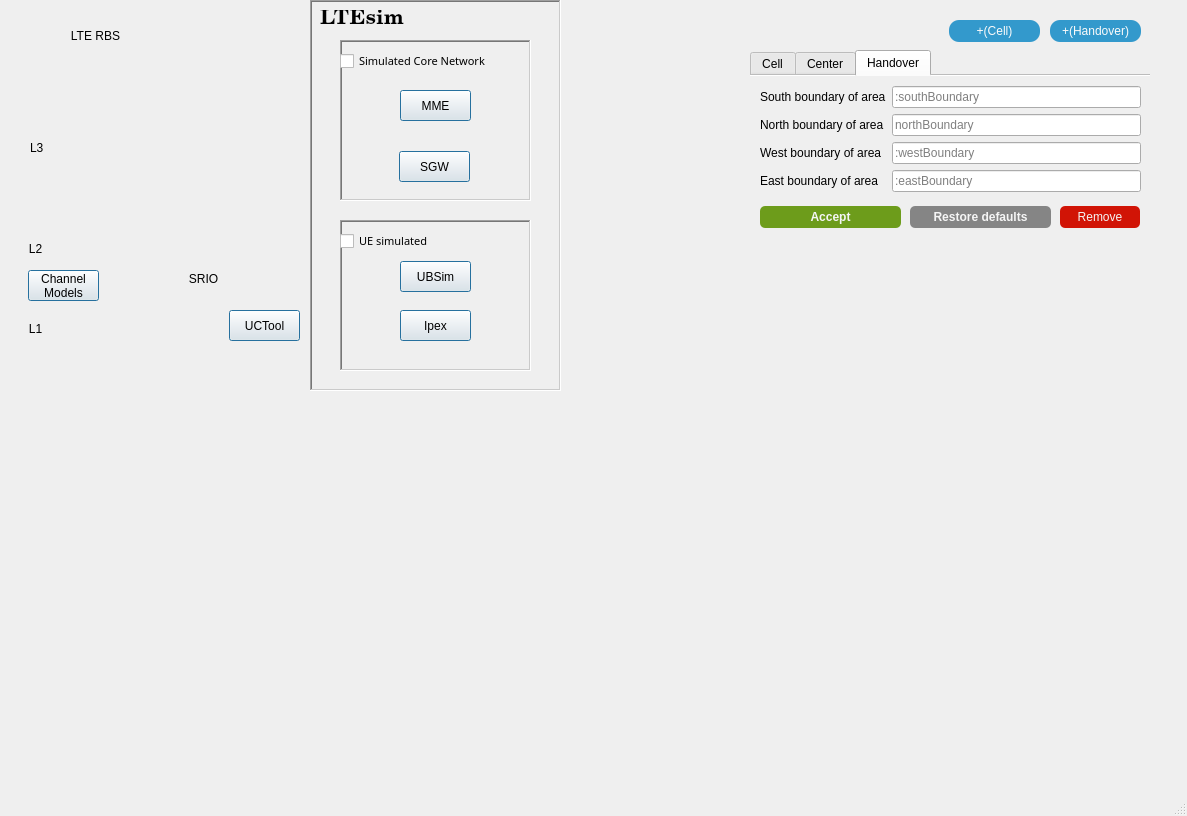
Qt form LTEsimGeneratorGUI/Ui/Windows/newmapwindow.ui (moniss23/junit4) before a commit.
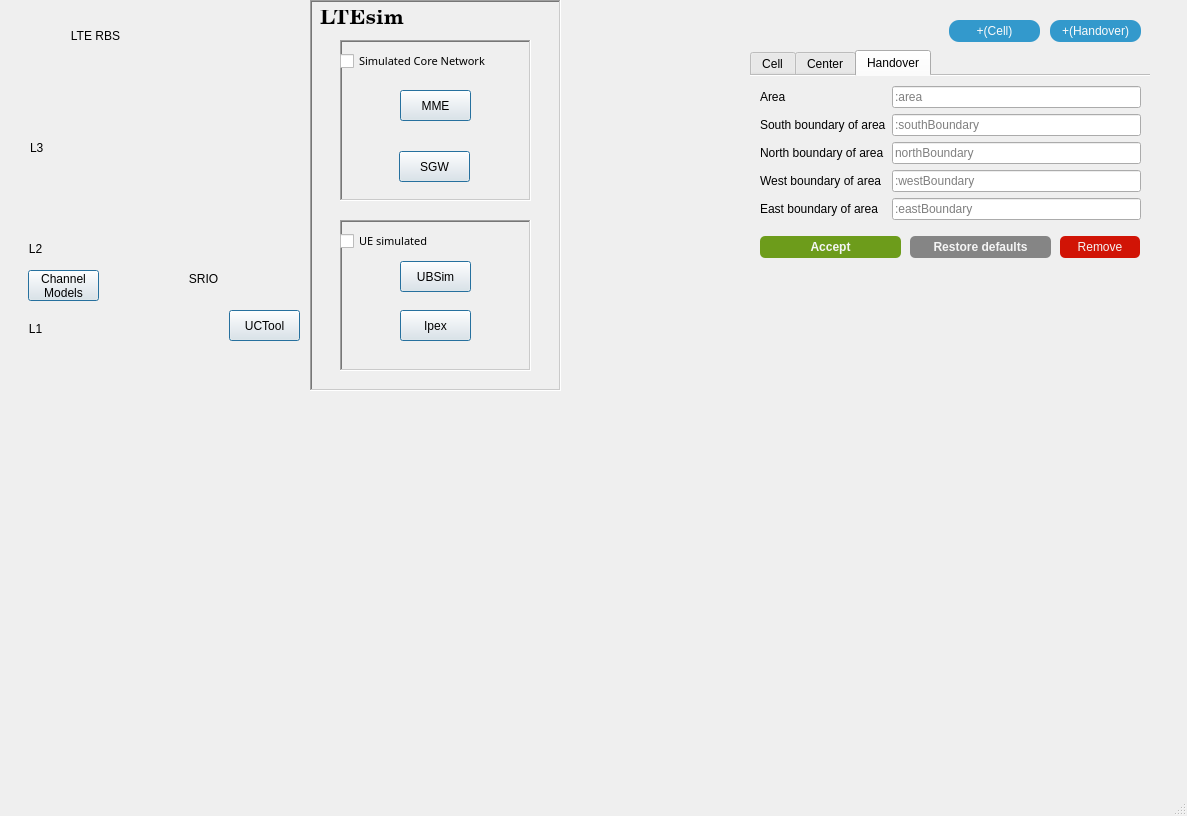
The same form after that commit. The open tabs and pages were chosen to show the change. Icons and pictures are not drawn.

Commit message: Added feature: adding handover representations widgets to the map

```diff
--- a/LTEsimGeneratorGUI/Ui/Windows/newmapwindow.ui
+++ b/LTEsimGeneratorGUI/Ui/Windows/newmapwindow.ui
@@ -999,63 +999,77 @@
         <x>10</x>
         <y>10</y>
         <width>381</width>
-        <height>111</height>
+        <height>141</height>
        </rect>
       </property>
       <layout class="QFormLayout" name="formLayout_3">
-       <item row="0" column="0">
-        <widget class="QLabel" name="handover_label_1">
-         <property name="text">
-          <string>South boundary of area</string>
-         </property>
-        </widget>
-       </item>
        <item row="0" column="1">
-        <widget class="QLineEdit" name="southHandoverBoundary">
+        <widget class="QLineEdit" name="handoverAreaName">
          <property name="placeholderText">
-          <string>:southBoundary</string>
+          <string>:area</string>
          </property>
         </widget>
        </item>
        <item row="1" column="0">
         <widget class="QLabel" name="handover_label_2">
          <property name="text">
-          <string>North boundary of area</string>
+          <string>South boundary of area</string>
          </property>
         </widget>
        </item>
        <item row="1" column="1">
-        <widget class="QLineEdit" name="northHandoverBoundary">
+        <widget class="QLineEdit" name="southHandoverBoundary">
          <property name="placeholderText">
-          <string>northBoundary</string>
+          <string>:southBoundary</string>
          </property>
         </widget>
        </item>
        <item row="2" column="0">
         <widget class="QLabel" name="handover_label_3">
          <property name="text">
-          <string>West boundary of area</string>
+          <string>North boundary of area</string>
          </property>
         </widget>
        </item>
        <item row="2" column="1">
+        <widget class="QLineEdit" name="northHandoverBoundary">
+         <property name="placeholderText">
+          <string>northBoundary</string>
+         </property>
+        </widget>
+       </item>
+       <item row="3" column="0">
+        <widget class="QLabel" name="handover_label_4">
+         <property name="text">
+          <string>West boundary of area</string>
+         </property>
+        </widget>
+       </item>
+       <item row="3" column="1">
         <widget class="QLineEdit" name="westHandoverBoundary">
          <property name="placeholderText">
           <string>:westBoundary</string>
          </property>
         </widget>
        </item>
-       <item row="3" column="1">
+       <item row="4" column="0">
+        <widget class="QLabel" name="handover_label_5">
+         <property name="text">
+          <string>East boundary of area</string>
+         </property>
+        </widget>
+       </item>
+       <item row="4" column="1">
         <widget class="QLineEdit" name="eastHandoverBoundary">
          <property name="placeholderText">
           <string>:eastBoundary</string>
          </property>
         </widget>
        </item>
-       <item row="3" column="0">
-        <widget class="QLabel" name="handover_label_4">
+       <item row="0" column="0">
+        <widget class="QLabel" name="handover_label_56">
          <property name="text">
-          <string>East boundary of area</string>
+          <string>Area</string>
          </property>
         </widget>
        </item>
@@ -1065,7 +1079,7 @@
       <property name="geometry">
        <rect>
         <x>160</x>
-        <y>130</y>
+        <y>160</y>
         <width>141</width>
         <height>22</height>
        </rect>
@@ -1088,7 +1102,7 @@
       <property name="geometry">
        <rect>
         <x>10</x>
-        <y>130</y>
+        <y>160</y>
         <width>141</width>
         <height>22</height>
        </rect>
@@ -1115,7 +1129,7 @@
       <property name="geometry">
        <rect>
         <x>310</x>
-        <y>130</y>
+        <y>160</y>
         <width>80</width>
         <height>22</height>
        </rect>
```
Left out of the diff: 4 changed lines with no effect on the pictures. The commit also changes 5 other files.
